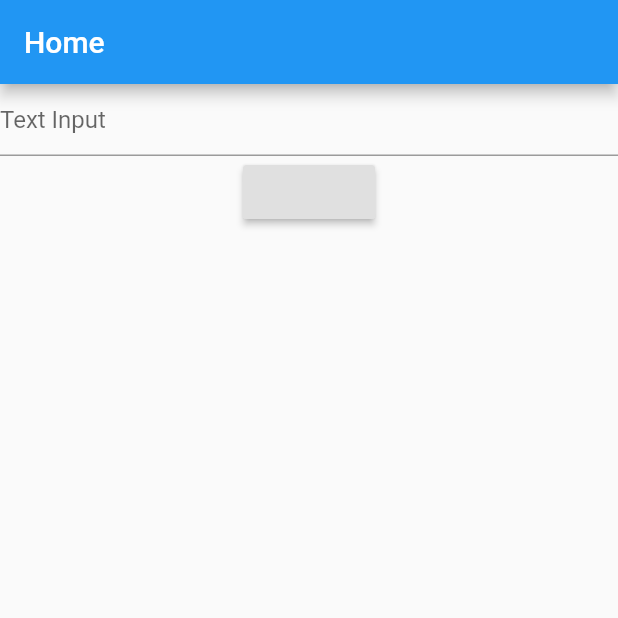
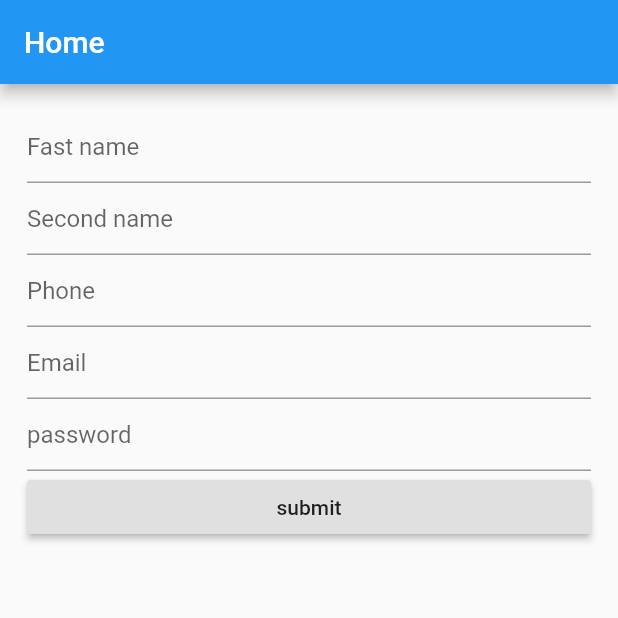
Before and after one commit to mahmudulhasan766/Shop_App_Flutter, a Flutter app: the screen it shows after launch, on a phone screen of 412 x 824 dp, the top half of it. Run offline on Flutter 3.47's test engine with Material 2 defaults, Android fonts, the phone set to English and light mode, and no system bars.

```diff
--- a/lib/homa_page.dart
+++ b/lib/homa_page.dart
@@ -21,16 +21,38 @@ class _HomePageState extends State<HomePage> {
         title: Text("Home"),
       ),
       body: Container(
-        child: Column(
+        child: Form(
+          child: Padding(
+            padding: const EdgeInsets.all(18.0),
+            child: ListView(
               children: [
                 TextField(
                   controller: _controller,
-              decoration: InputDecoration(hintText: "Text Input"),
+                  decoration: InputDecoration(hintText: "Fast name"),
                   onChanged: (v) {
                     setData(v);
                   },
                 ),
-            RaisedButton(onPressed: () {
+                TextField(
+                  controller: _controller,
+                  decoration: InputDecoration(hintText: "Second name"),
+                ),
+                TextField(
+                  controller: _controller,
+                  decoration: InputDecoration(hintText: "Phone"),
+                ),
+                TextField(
+                  controller: _controller,
+                  decoration: InputDecoration(hintText: "Email"),
+                ),
+                TextField(
+                  controller: _controller,
+                  decoration: InputDecoration(hintText: "password"),
+                  textInputAction: TextInputAction.done,
+                ),
+                RaisedButton(
+                    child: Text("submit"),
+                    onPressed: () {
                       setState(() {
                         text = _controller.text;
                       });
@@ -39,6 +61,8 @@ class _HomePageState extends State<HomePage> {
               ],
             ),
           ),
+        ),
+      ),
     );
   }
 }
```
Lines whose indentation alone changed are shown as unchanged.
